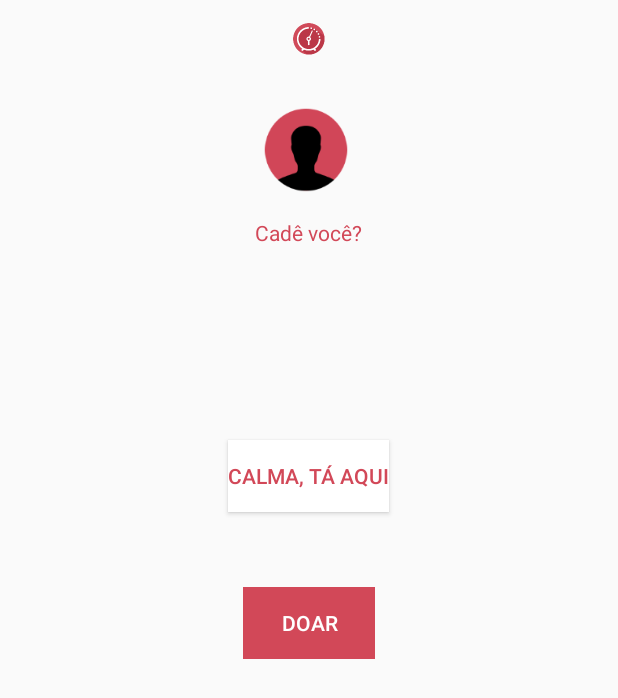
After one commit to Atrasado/atrasadoapp, an Android app: the DonateActivity screen opened directly, with no data from a screen before it, on a phone screen of 412 x 824 dp. The commit adds this screen. Shown: the top 698 px of the screen. Run offline under Robolectric (Android 15) with nearby library versions, the light colour scheme and no system bars; our stand-ins replace ButterKnife, Dagger/Hilt's generated code; 1 statement that could not run was skipped.

Commit message:
Added donate screen

```diff
--- a/app/build.gradle
+++ b/app/build.gradle
@@ -41,18 +41,19 @@ dependencies {
     compile fileTree(dir: 'libs', include: ['*.jar'])
 
 
-    compile 'com.android.support:appcompat-v7:23.2.1'
-    compile 'com.android.support:design:23.2.1'
+    compile 'com.android.support:appcompat-v7:23.4.0'
+    compile 'com.android.support:design:23.4.0'
     compile 'com.jakewharton:butterknife:7.0.1'
     compile 'com.google.dagger:dagger:2.0'
     compile 'com.squareup.retrofit2:retrofit:2.0.0-beta4'
     compile 'com.squareup.retrofit2:converter-gson:2.0.0-beta4'
     compile 'io.reactivex:rxjava:1.1.0'
     compile 'com.google.code.gson:gson:2.2.4'
+    compile 'com.android.support.constraint:constraint-layout:1.0.0-alpha1'
     testCompile 'junit:junit:4.12'
     androidTestCompile 'com.android.support.test.espresso:espresso-core:2.2.2'
     androidTestCompile 'com.android.support.test:runner:0.5'
-    androidTestCompile 'com.android.support:support-annotations:23.2.1'
+    androidTestCompile 'com.android.support:support-annotations:23.4.0'
     apt 'com.google.dagger:dagger-compiler:2.0'
     provided 'javax.annotation:jsr250-api:1.0'
 }
--- a/app/src/main/AndroidManifest.xml
+++ b/app/src/main/AndroidManifest.xml
@@ -22,7 +22,8 @@
             </intent-filter>
         </activity>
         <activity android:name=".presentations.views.activities.SignUpActivity" />
-        <activity android:name=".presentations.views.activities.JoinTeam"></activity>
+        <activity android:name=".presentations.views.activities.JoinTeam" />
+        <activity android:name=".presentations.views.activities.DonateActivity"></activity>
     </application>
 
 </manifest>
--- a/app/src/main/java/br/com/atrasado/presentations/views/activities/BaseActivity.java
+++ b/app/src/main/java/br/com/atrasado/presentations/views/activities/BaseActivity.java
@@ -1,6 +1,8 @@
 package br.com.atrasado.presentations.views.activities;
 
 import android.app.Activity;
+import android.app.AlertDialog;
+import android.content.DialogInterface;
 import android.os.Bundle;
 
 import br.com.atrasado.presentations.application.AndroidApplication;
@@ -24,4 +26,18 @@ public class BaseActivity extends Activity {
     private void setupDataAccess() {
         mComponent = getApplicationComponent();
     }
+
+
+    protected void errorDialog() {
+        new AlertDialog.Builder(this)
+                .setTitle("Ops ....")
+                .setMessage("Poxa deu ruim .....")
+                .setPositiveButton(android.R.string.yes, new DialogInterface.OnClickListener() {
+                    public void onClick(DialogInterface dialog, int which) {
+                        //
+                    }
+                })
+                .setIcon(android.R.drawable.ic_dialog_alert)
+                .show();
+    }
 }
--- /dev/null
+++ b/app/src/main/java/br/com/atrasado/presentations/views/activities/DonateActivity.java
@@ -0,0 +1,61 @@
+package br.com.atrasado.presentations.views.activities;
+
+import android.os.Bundle;
+import android.widget.Button;
+
+import br.com.atrasado.R;
+import br.com.atrasado.data.internal.AtrasadosPreferences;
+import br.com.atrasado.data.repository.Meeting;
+import br.com.atrasado.domain.entities.Person;
+import butterknife.Bind;
+import butterknife.ButterKnife;
+import butterknife.OnClick;
+import rx.Subscriber;
+
+public class DonateActivity extends BaseActivity {
+
+    @Bind(R.id.donate)
+    Button btnDonate;
+    @Bind(R.id.nope)
+    Button btnNope;
+
+    private Meeting mMeeting;
+    private Subscriber<Person> mDonateSubscriber;
+
+    @Override
+    protected void onCreate(Bundle savedInstanceState) {
+        super.onCreate(savedInstanceState);
+        setContentView(R.layout.activity_donate);
+
+        ButterKnife.bind(this);
+        mMeeting = getApplicationComponent().provideMeeting();
+
+
+        mDonateSubscriber = new Subscriber<Person>() {
+            @Override
+            public void onCompleted() {
+
+            }
+
+            @Override
+            public void onError(Throwable e) {
+                errorDialog();
+            }
+
+            @Override
+            public void onNext(Person person) {
+
+            }
+        };
+    }
+
+    @OnClick(R.id.nope)
+    public void nope(){
+        finish();
+    }
+
+    @OnClick(R.id.donate)
+    public void donate(){
+        mMeeting.donate(AtrasadosPreferences.getInstance().me().getId()).subscribe(mDonateSubscriber);
+    }
+}
--- a/app/src/main/java/br/com/atrasado/presentations/views/activities/SignUpActivity.java
+++ b/app/src/main/java/br/com/atrasado/presentations/views/activities/SignUpActivity.java
@@ -66,18 +66,6 @@ public class SignUpActivity extends BaseActivity {
     }
 
 
-    private void errorDialog() {
-        new AlertDialog.Builder(this)
-                .setTitle("Ops ....")
-                .setMessage("Poxa deu ruim .....")
-                .setPositiveButton(android.R.string.yes, new DialogInterface.OnClickListener() {
-                    public void onClick(DialogInterface dialog, int which) {
-                        //
-                    }
-                })
-                .setIcon(android.R.drawable.ic_dialog_alert)
-                .show();
-    }
 
     private Person buildPerson() {
         Person person = new Person();
--- /dev/null
+++ b/app/src/main/res/layout/activity_donate.xml
@@ -0,0 +1,66 @@
+<?xml version="1.0" encoding="utf-8"?>
+<RelativeLayout xmlns:android="http://schemas.android.com/apk/res/android"
+    xmlns:app="http://schemas.android.com/apk/res-auto"
+    xmlns:tools="http://schemas.android.com/tools"
+    android:id="@+id/activity_donate"
+    android:layout_width="match_parent"
+    android:layout_height="match_parent"
+    tools:context="br.com.atrasado.presentations.views.activities.DonateActivity">
+
+    <RelativeLayout
+        android:id="@+id/header"
+        android:layout_width="match_parent"
+        android:layout_height="200dp">
+
+        <ImageView
+            android:id="@+id/imageView"
+            android:layout_width="24dp"
+            android:layout_height="24dp"
+            android:layout_alignParentTop="true"
+            android:layout_centerHorizontal="true"
+            android:layout_marginTop="14dp"
+            android:src="@mipmap/ic_launcher" />
+
+        <ImageView
+            android:id="@+id/circleImageView"
+            android:layout_width="68dp"
+            android:layout_height="68dp"
+            android:src="@drawable/ic_person"
+            android:layout_centerVertical="true"
+            android:layout_alignLeft="@+id/textView"
+            android:layout_alignStart="@+id/textView" />
+
+        <TextView
+            android:id="@+id/textView"
+            android:layout_width="wrap_content"
+            android:layout_height="wrap_content"
+            android:text="@string/where_are_him"
+            android:textColor="@color/colorPrimary"
+            android:layout_alignParentBottom="true"
+            android:layout_centerHorizontal="true"
+            android:layout_marginBottom="35dp" />
+
+    </RelativeLayout>
+
+    <Button
+        style="@style/WhiteButton"
+        android:text="@string/here"
+        android:layout_width="wrap_content"
+        android:layout_height="wrap_content"
+        android:layout_marginTop="93dp"
+        android:id="@+id/nope"
+        android:layout_below="@+id/header"
+        android:layout_centerHorizontal="true" />
+
+
+    <Button
+        style="@style/PinkButton"
+        android:text="@string/donate"
+        android:layout_width="wrap_content"
+        android:layout_height="wrap_content"
+        android:layout_marginTop="50dp"
+        android:id="@+id/donate"
+        android:layout_below="@+id/nope"
+        android:layout_centerHorizontal="true" />
+
+</RelativeLayout>
--- a/app/src/main/res/values/strings.xml
+++ b/app/src/main/res/values/strings.xml
@@ -26,5 +26,8 @@
 
     <string name="slide_4_title">O resultado:</string>
     <string name="slide_4_desc">Além de se redimir com seu time pela sua falha, você ajudará a quem mais precisa!</string>
+    <string name="where_are_him">Cadê você?</string>
+    <string name="here">calma, tá aqui</string>
+    <string name="donate">Doar</string>
 
 </resources>
--- a/app/src/main/res/values/styles.xml
+++ b/app/src/main/res/values/styles.xml
@@ -27,8 +27,13 @@
     </style>
 
 
+    <style name="AppTheme.AppBarOverlay" parent="ThemeOverlay.AppCompat.Dark.ActionBar" />
 
-    <style name="AppTheme.AppBarOverlay" parent="ThemeOverlay.AppCompat.Dark.ActionBar" />
     <style name="AppTheme.PopupOverlay" parent="ThemeOverlay.AppCompat.Light" />
 
+    <style name="WhiteButton">
+        <item name="android:background">@color/colorWhite</item>
+        <item name="android:textColor">@color/colorAccent</item>
+    </style>
+
 </resources>
```
Also changed, not shown: app/src/main/res/drawable-hdpi/ic_person.png (added), app/src/main/res/drawable-mdpi/ic_person.png (added), app/src/main/res/drawable-nodpi/drawable-hdpi/ic_person.png (added), app/src/main/res/drawable-nodpi/drawable-mdpi/ic_person.png (added), app/src/main/res/drawable-nodpi/drawable-xhdpi/ic_person.png (added), app/src/main/res/drawable-nodpi/drawable-xxhdpi/ic_person.png (added), app/src/main/res/drawable-nodpi/drawable-xxxhdpi/ic_person.png (added), app/src/main/res/drawable-xhdpi/ic_person.png (added), app/src/main/res/drawable-xxhdpi/ic_person.png (added), app/src/main/res/drawable-xxxhdpi/ic_person.png (added).
